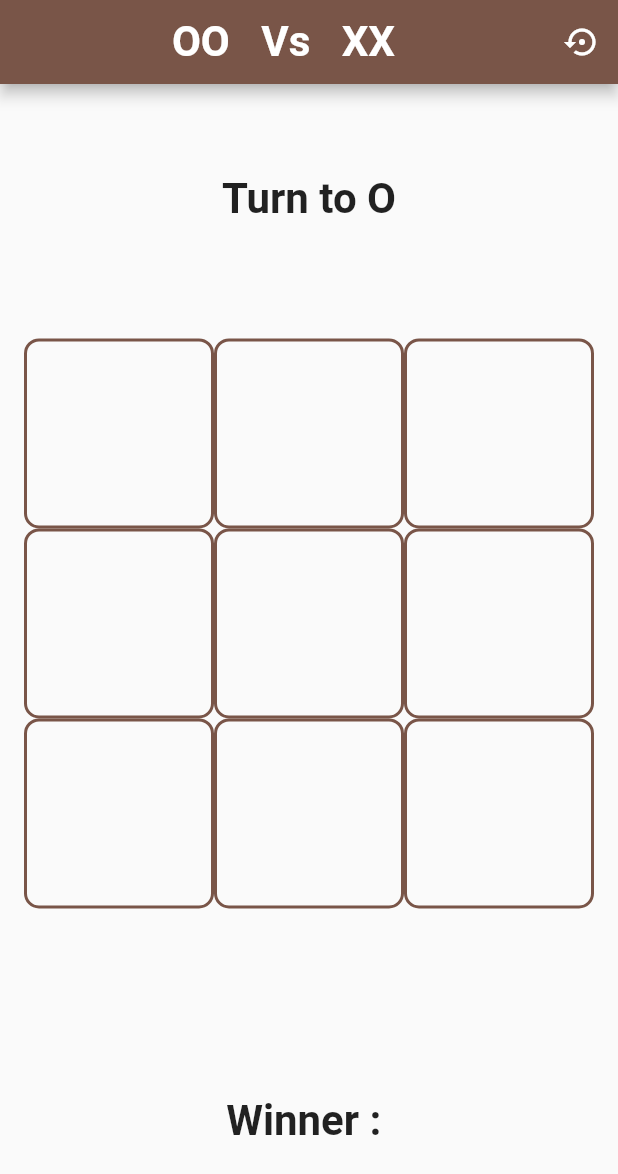
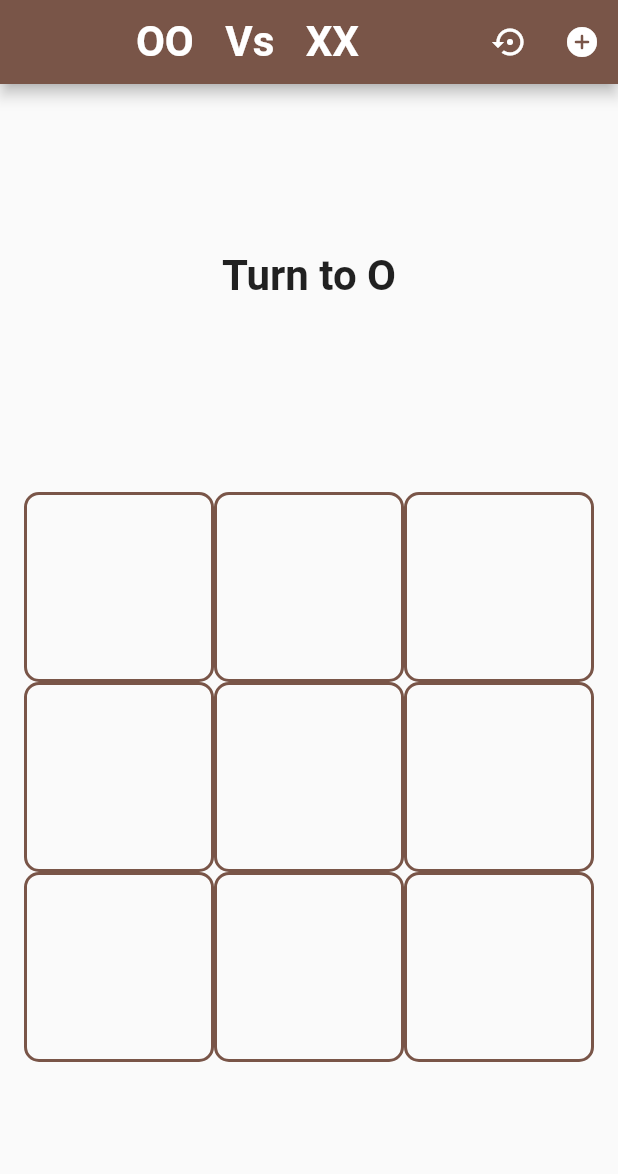
Before and after one commit to hsy-05/flutter_app, a Flutter app: the screen it shows after launch, on a phone screen of 412 x 824 dp. Shown: the top 1174 px of the screen. Run offline on Flutter 3.47's test engine with Material 2 defaults, Android fonts, the phone set to English and light mode, and no system bars; our stand-ins replace fluttertoast.

Commit message:
新增頁面：random.dart

```diff
--- a/lib/home.dart
+++ b/lib/home.dart
@@ -2,6 +2,7 @@ import 'dart:developer';
 
 import 'package:flutter/cupertino.dart';
 import 'package:flutter/material.dart';
+import 'package:flutter_app/random.dart';
 import 'package:fluttertoast/fluttertoast.dart';
 
 class MyHomePage extends StatefulWidget {
@@ -38,9 +39,22 @@ class _MyHomePageState extends State<MyHomePage> {
                 });
               },
             ),
+            //亂樹頁面
+            IconButton(
+              icon: const Icon(Icons.add_circle_rounded),
+              onPressed: () {
+                setState(() {
+                  Navigator.push(
+                    context,
+                    MaterialPageRoute(builder: (context) => const RandomHomePage()),
+                  );
+
+                });
+              },
+            ),
           ]),
       body: Column(
-        children: <Widget>[_turnTo(), _ticTacToe(), _whoWin()],
+        children: <Widget>[_turnTo(), _ticTacToe()],
       ),
     );
   }
@@ -60,7 +74,7 @@ class _MyHomePageState extends State<MyHomePage> {
   //顯示九宮格
   Widget _ticTacToe() {
     return Expanded(
-      flex: 3,
+      flex: 2,
       child: Padding(
         padding: const EdgeInsets.all(16.0),
         child: GridView.builder(
@@ -95,28 +109,6 @@ class _MyHomePageState extends State<MyHomePage> {
             );
           },
         ),
-      ),
-    );
-  }
-
-  //顯示贏家
-  Widget _whoWin() {
-    return Expanded(
-      child: Center(
-        child: Row(
-            mainAxisAlignment: MainAxisAlignment.center,
-            crossAxisAlignment: CrossAxisAlignment.center,
-            children: [
-              const Text(
-                "Winner : ",
-                style: TextStyle(fontSize: 28, fontWeight: FontWeight.bold),
-              ),
-              Text(
-                winner,
-                style:
-                    const TextStyle(fontSize: 28, fontWeight: FontWeight.bold),
-              ),
-            ]),
       ),
     );
   }
```
Also changed, not shown: lib/random.dart (added, +125 -0 lines).
